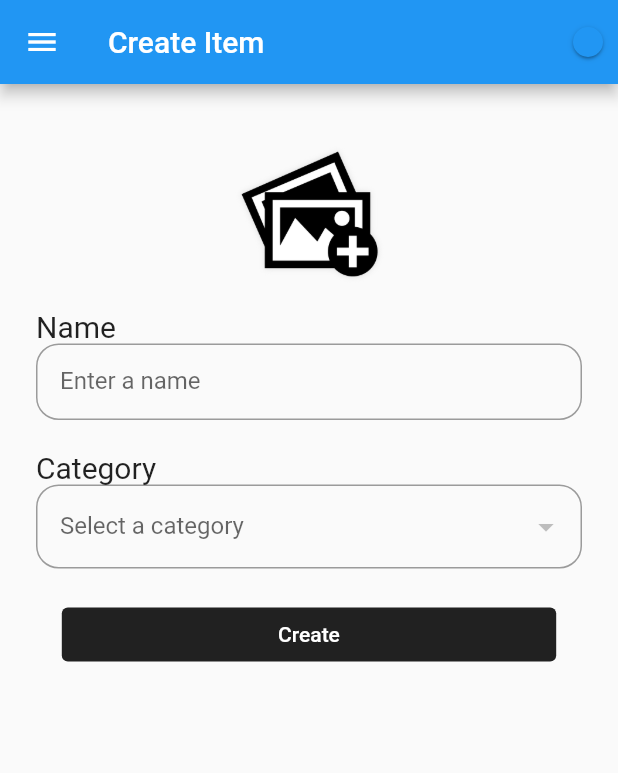
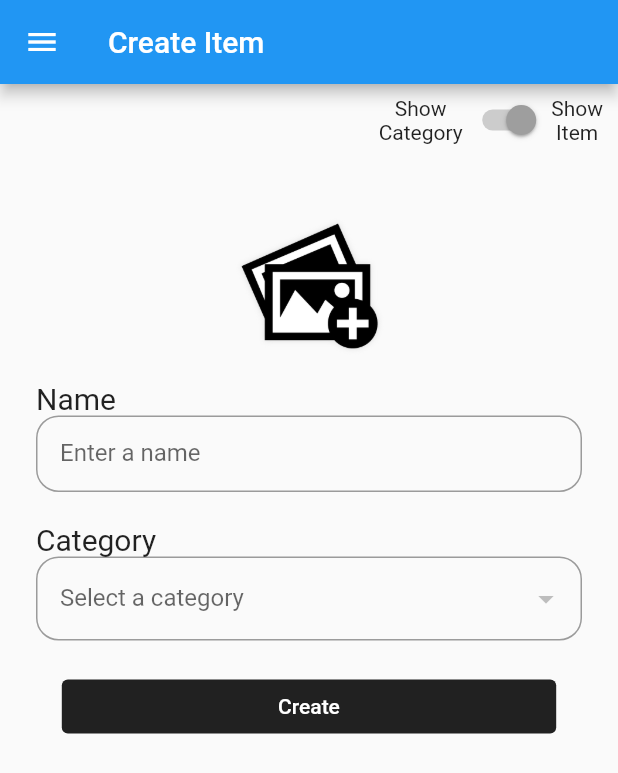
Before and after one commit to facupm/flutter_challenge, a Flutter app: the screen it shows after launch, in the side drawer, after a tap on "Create elements", on a phone screen of 412 x 824 dp. Shown: the top 773 px of the screen. Run offline on Flutter 3.47's test engine with Material 2 defaults, Android fonts, the phone set to English and light mode, and no system bars; our stand-ins replace cloud_firestore, firebase_core, firebase_storage, flutter_bloc, flutter_colorpicker, flutter_slidable and 1 more; missing offline and left inert: flutter_material_color_picker; accounts and stored records are empty.

Commit message:
Moved the switch and optimize the code

```diff
--- a/lib/switch_creation/screens/switch_creation_screen.dart
+++ b/lib/switch_creation/screens/switch_creation_screen.dart
@@ -7,7 +7,6 @@ import '../../create_items/screens/create_item_screen.dart';
 import '../cubits/switch_creation_cubit.dart';
 
 class SwitchCreationScreen extends StatelessWidget {
-
   final GlobalKey<FormState> _formkey = GlobalKey<FormState>();
 
   @override
@@ -18,28 +17,61 @@ class SwitchCreationScreen extends StatelessWidget {
         final switchBloc = BlocProvider.of<SwitchCreationCubit>(context);
         return Scaffold(
             appBar: AppBar(
-              title: Text(switchBloc.state.pageTitle),
-              actions: [
-                Switch(
-                    value: switchBloc.state.itemScreen,
-                    onChanged: (val) {
-                      switchBloc.changeScreen();
-                    }),
-              ],
+              title: BlocBuilder(
+                  bloc: switchBloc,
+                  builder: (context, state) =>
+                      Text(switchBloc.state.pageTitle)),
             ),
             drawer: const MenuDrawer(),
             body: BlocBuilder(
               key: _formkey,
               bloc: switchBloc,
               builder: (context, state) {
-                if (switchBloc.state.itemScreen) {
-                  return CreateItemScreen();
-                } else {
-                  return CreateCategoryScreen();
-                }
+                return SingleChildScrollView(
+                  child: Column(
+                    children: [
+                      buildSwitch(switchBloc),
+                      switchBloc.state.itemScreen
+                          ? CreateItemScreen()
+                          : CreateCategoryScreen(),
+                    ],
+                  ),
+                );
               },
             ));
       }),
     );
   }
+
+  buildSwitch(SwitchCreationCubit switchBloc) {
+    return Row(
+      mainAxisAlignment: MainAxisAlignment.end,
+      children: [
+        buildSwitchText("Category"),
+        BlocBuilder(
+          bloc: switchBloc,
+          builder: (context, state) => Switch(
+            value: switchBloc.state.itemScreen,
+            onChanged: (val) {
+              switchBloc.changeScreen();
+            },
+            activeColor: Colors.grey,
+          ),
+        ),
+        Padding(
+          padding: const EdgeInsets.only(right: 10),
+          child: buildSwitchText("Item"),
+        ),
+      ],
+    );
+  }
+
+  buildSwitchText(String text) {
+    return Column(
+      children: [
+        const Text("Show"),
+        Text(text),
+      ],
+    );
+  }
 }
```
